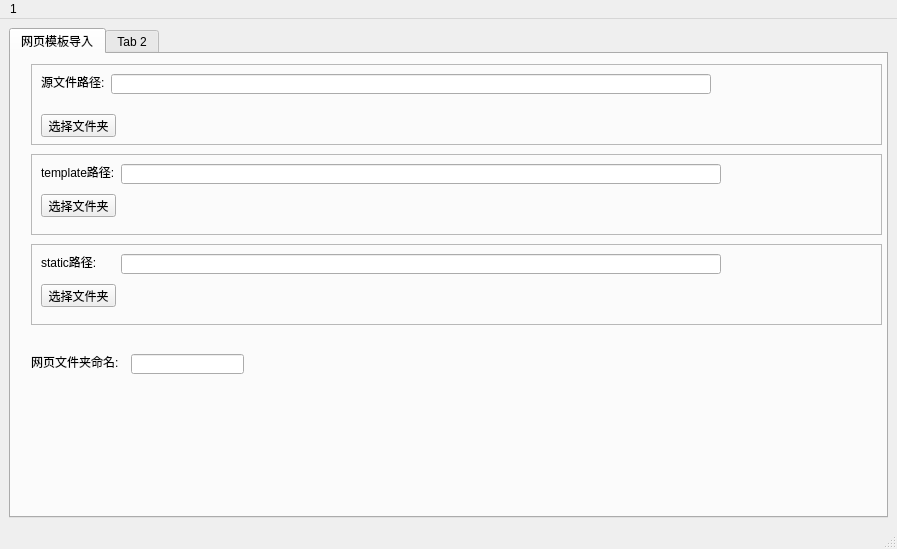
Above: pyHelper/PyQt/windows/main/MainWindow.ui from yy-androidMr/django_work before the change. Below: the same form after it.
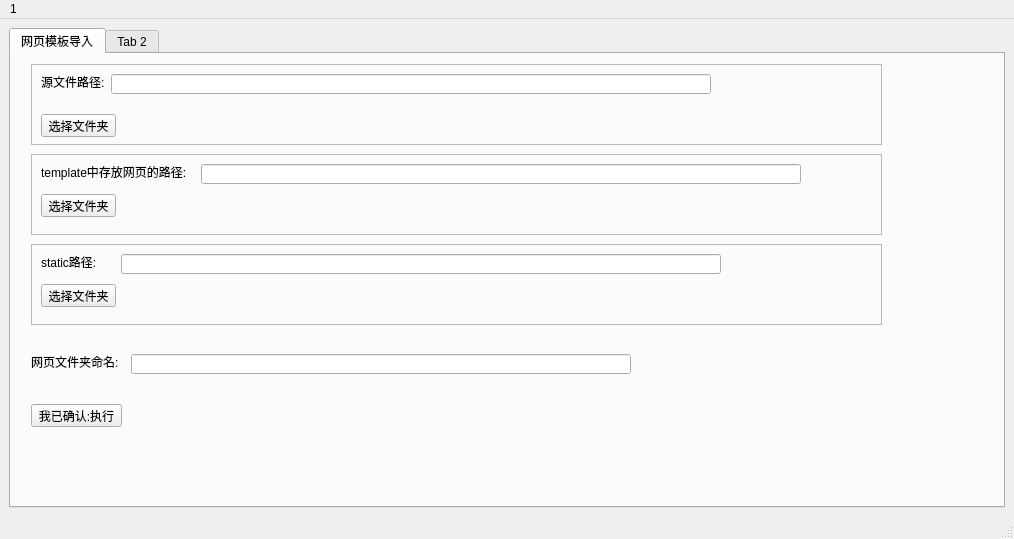
That is the form after the change.

```diff
--- a/pyHelper/PyQt/windows/main/MainWindow.ui
+++ b/pyHelper/PyQt/windows/main/MainWindow.ui
@@ -6,8 +6,8 @@
    <rect>
     <x>0</x>
     <y>0</y>
-    <width>897</width>
-    <height>549</height>
+    <width>1014</width>
+    <height>539</height>
    </rect>
   </property>
   <property name="windowTitle">
@@ -121,18 +121,18 @@
           <rect>
            <x>10</x>
            <y>10</y>
-           <width>81</width>
+           <width>161</width>
            <height>16</height>
           </rect>
          </property>
          <property name="text">
-          <string>template路径:</string>
+          <string>template中存放网页的路径:</string>
          </property>
         </widget>
         <widget class="QLineEdit" name="template_dir">
          <property name="geometry">
           <rect>
-           <x>90</x>
+           <x>170</x>
            <y>10</y>
            <width>600</width>
            <height>20</height>
@@ -158,7 +158,7 @@
          <rect>
           <x>120</x>
           <y>300</y>
-          <width>113</width>
+          <width>500</width>
           <height>20</height>
          </rect>
         </property>
@@ -215,6 +215,22 @@
          </property>
         </widget>
        </widget>
+       <widget class="QPushButton" name="pushButton">
+        <property name="geometry">
+         <rect>
+          <x>20</x>
+          <y>350</y>
+          <width>91</width>
+          <height>23</height>
+         </rect>
+        </property>
+        <property name="text">
+         <string>我已确认:执行</string>
+        </property>
+        <property name="id" stdset="0">
+         <number>10004</number>
+        </property>
+       </widget>
       </widget>
       <widget class="QWidget" name="tab_2">
        <attribute name="title">
@@ -230,7 +246,7 @@
     <rect>
      <x>0</x>
      <y>0</y>
-     <width>897</width>
+     <width>1014</width>
      <height>19</height>
     </rect>
    </property>
```
Left out of the diff: 58 changed lines with no effect on the pictures.
